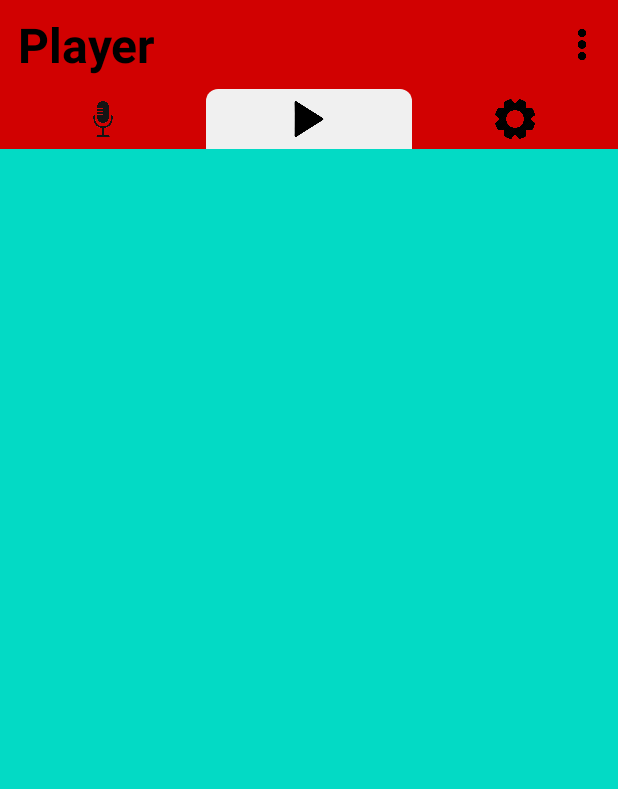
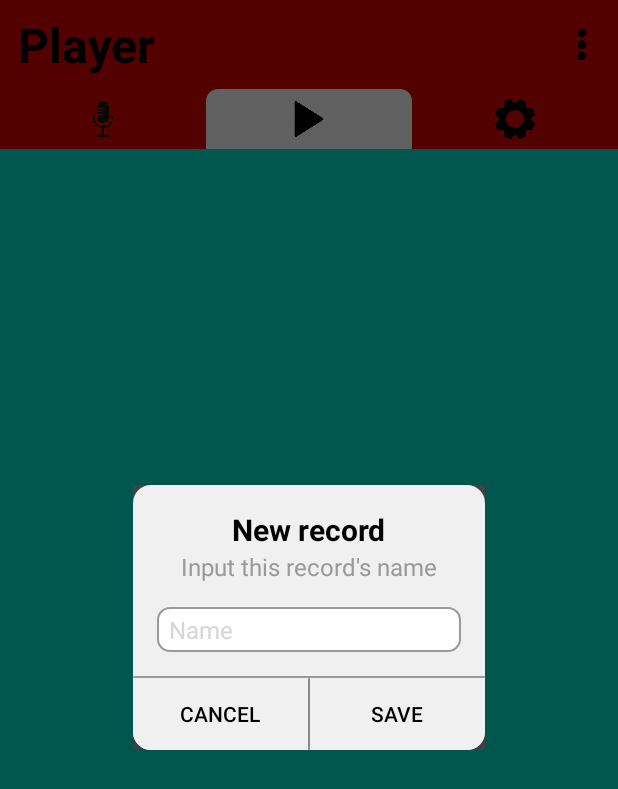
Before and after one commit to finn-cg/VoiceRecorder, an Android app: the MainStream screen opened directly, with no data from a screen before it, after a tap on an icon or button, on a phone screen of 412 x 824 dp. Shown: the top 789 px of the screen. Run offline under Robolectric (Android 15) with nearby library versions, the phone set to English and light mode, and no system bars; 2 other taps on this screen came first.

Commit message:
Make record function

```diff
--- a/app/src/main/java/finn/academic/voicerecorder/fragment/FragmentRecorder.java
+++ b/app/src/main/java/finn/academic/voicerecorder/fragment/FragmentRecorder.java
@@ -1,18 +1,35 @@
 package finn.academic.voicerecorder.fragment;
 
 import android.Manifest;
+import android.app.Dialog;
+import android.content.pm.PackageManager;
+import android.media.MediaRecorder;
 import android.os.Bundle;
+import android.os.SystemClock;
 import android.view.LayoutInflater;
 import android.view.View;
 import android.view.ViewGroup;
 
 import androidx.annotation.NonNull;
 import androidx.annotation.Nullable;
+import androidx.core.app.ActivityCompat;
+
 import android.app.Fragment;
 import android.view.animation.Animation;
 import android.view.animation.AnimationUtils;
+import android.widget.Button;
+import android.widget.Chronometer;
+import android.widget.EditText;
 import android.widget.ImageView;
 import android.widget.RelativeLayout;
+import android.widget.TextView;
+import android.widget.Toast;
+
+import java.io.File;
+import java.io.IOException;
+import java.text.SimpleDateFormat;
+import java.util.Date;
+import java.util.Locale;
 
 import finn.academic.voicerecorder.R;
 
@@ -21,6 +38,15 @@ public class FragmentRecorder extends Fragment {
     private RelativeLayout recordButtonInside;
     private ImageView iconRecord;
     private Boolean startRecord;
+    private boolean isRecording = false;
+    private String recordPermission = Manifest.permission.RECORD_AUDIO;
+    private int PERMISSION_CODE = 101;
+    private MediaRecorder mediaRecorder;
+    private String recordFile;
+    private Chronometer timer;
+    private TextView hourRecord, minuteRecord, secondRecord;
+    private String recordPath, recordPathAbs, recordFormat;
+    private EditText newRecordName;
 
     @Nullable
     @Override
@@ -42,11 +68,24 @@ public class FragmentRecorder extends Fragment {
                     view.startAnimation(animScaleOutside);
                     recordButtonInside.startAnimation(animScaleInside);
                     startRecord = false;
+
                 } else {
                     iconRecord.setImageResource(R.drawable.logo);
                     view.clearAnimation();
                     recordButtonInside.clearAnimation();
                     startRecord = true;
+                }
+                if (isRecording) {
+                    //Stop recording
+                    StopRecording();
+                    isRecording = false;
+                }
+                else {
+                    //Start recording
+                    if (checkPermissions()) {
+                        StartRecording();
+                        isRecording = true;
+                    }
                 }
             }
         });
@@ -57,6 +96,99 @@ public class FragmentRecorder extends Fragment {
     private void SetUp(View view) {
         recordButton = view.findViewById(R.id.recordButtonOutside);
         recordButtonInside = view.findViewById(R.id.recordButtonInside);
+        timer = view.findViewById(R.id.record_timer);
+        hourRecord = view.findViewById(R.id.hourRecord);
+        minuteRecord = view.findViewById(R.id.minuteRecord);
+        secondRecord = view.findViewById(R.id.secondRecord);
         iconRecord = view.findViewById(R.id.iconRecord);
     }
+    private boolean checkPermissions() {
+        if (ActivityCompat.checkSelfPermission(getContext(), Manifest.permission.RECORD_AUDIO) == PackageManager.PERMISSION_GRANTED) {
+            return true;
+        }
+        else {
+            ActivityCompat.requestPermissions(getActivity(),new String[] {recordPermission}, PERMISSION_CODE);
+            return false;
+        }
+    }
+    private void StartRecording() {
+        timer.setBase(SystemClock.elapsedRealtime()); //Get base on system real time
+        timer.start(); //Start timer
+
+        recordPath = getActivity().getExternalFilesDir("/").getAbsolutePath(); //Set record path
+        SimpleDateFormat formatter = new SimpleDateFormat("yyyy_MM_dd_hh:mm:ss", Locale.JAPAN);
+        Date now = new Date();
+        recordFile = "Recording_" + formatter.format(now) + ".3gp";
+        recordFormat = ".3gp";
+
+        mediaRecorder = new MediaRecorder();
+        mediaRecorder.setAudioSource(MediaRecorder.AudioSource.MIC); //Get audio source from mic
+        mediaRecorder.setOutputFormat(MediaRecorder.OutputFormat.THREE_GPP); //Set output format to 3gp
+        recordPathAbs = recordPath + "/" + recordFile;
+        mediaRecorder.setOutputFile(recordPathAbs);
+        mediaRecorder.setAudioEncoder(MediaRecorder.AudioEncoder.AMR_NB); //Set audio encoder to AMR_NB
+
+        try {
+            mediaRecorder.prepare();
+            mediaRecorder.start();
+        } catch (IllegalStateException ise) {}
+        catch (IOException e) {
+            e.printStackTrace();
+        }
+    }
+
+    private void StopRecording() {
+        timer.stop(); //Stop timer
+
+        mediaRecorder.stop(); //Stop record
+        mediaRecorder.release();
+        mediaRecorder = null;
+        showSaveRecordDialog();
+    }
+
+    private void showSaveRecordDialog() {
+        final Dialog dialog = new Dialog(getContext());
+        dialog.setContentView(R.layout.dialog_save_record);
+        dialog.setCanceledOnTouchOutside(false);
+
+        Button cancel = dialog.findViewById(R.id.cancelSaveRecord);
+        Button save = dialog.findViewById(R.id.saveRecord);
+
+        cancel.setOnClickListener(new View.OnClickListener() {
+            @Override
+            public void onClick(View view) {
+                dialog.dismiss();
+                File file = new File(recordPathAbs);
+                if (file.exists()){
+                    file.delete();
+                }
+            }
+        });
+
+        save.setOnClickListener(new View.OnClickListener() {
+            @Override
+            public void onClick(View view) {
+                File dir = new File(recordPath+"/");
+                newRecordName = (EditText) dialog.findViewById(R.id.newRecordName);
+                if(dir.exists()){
+                    File from = new File(dir,recordFile);
+                    File to = new File(dir,newRecordName.getText().toString() + recordFormat);
+                    if(from.exists()) {
+                        from.renameTo(to);
+                        dialog.dismiss();
+                    }
+
+                }
+            }
+        });
+        dialog.show();
+    }
+
+    @Override
+    public void onStop() {
+        super.onStop();
+        if (isRecording) {
+            StopRecording();
+        }
+    }
 }
--- a/app/src/main/res/layout/activity_main_stream.xml
+++ b/app/src/main/res/layout/activity_main_stream.xml
@@ -48,10 +48,10 @@
             <ImageView
                 android:id="@+id/startRecording"
                 android:layout_width="fill_parent"
-                android:layout_height="40dp"
+                android:layout_height="match_parent"
+                android:layout_weight=".33333333"
                 android:padding="4dp"
-                android:layout_weight=".33333333"
-                android:src="@drawable/mic"/>
+                android:src="@drawable/mic" />
 
             <ImageView
                 android:id="@+id/listRecords"
--- /dev/null
+++ b/app/src/main/res/layout/dialog_save_record.xml
@@ -0,0 +1,89 @@
+<?xml version="1.0" encoding="utf-8"?>
+<LinearLayout
+    android:layout_width="fill_parent"
+    android:layout_height="fill_parent"
+    android:gravity="center"
+    android:orientation="vertical"
+    android:background="@drawable/custom_diaglog"
+    xmlns:android="http://schemas.android.com/apk/res/android">
+
+    <TextView
+        android:layout_width="wrap_content"
+        android:layout_height="wrap_content"
+        android:text="@string/new_record"
+        android:textSize="20dp"
+        android:textStyle="bold"
+        android:textColor="@color/black"
+        android:layout_marginTop="16dp"/>
+
+    <TextView
+        android:layout_width="wrap_content"
+        android:layout_height="wrap_content"
+        android:text="@string/input_record_name"
+        android:textSize="16dp"
+        android:textColor="@color/aux_text"
+        android:layout_marginLeft="32dp"
+        android:layout_marginRight="32dp"/>
+
+    <EditText
+        android:id="@+id/newRecordName"
+        android:layout_width="fill_parent"
+        android:layout_height="wrap_content"
+        android:hint="@string/name"
+        android:textColorHint="@color/grey"
+        android:textSize="16dp"
+        android:paddingLeft="8dp"
+        android:paddingRight="8dp"
+        android:paddingTop="4dp"
+        android:paddingBottom="4dp"
+        android:layout_margin="16dp"
+        android:textColor="@color/black"
+        android:background="@drawable/custom_edittext_diaglog"/>
+
+    <LinearLayout
+        android:layout_width="fill_parent"
+        android:layout_height="wrap_content"
+        android:orientation="vertical">
+
+        <View
+            android:layout_width="match_parent"
+            android:layout_height="1dp"
+            android:background="@drawable/underline"/>
+
+        <LinearLayout
+            android:layout_width="fill_parent"
+            android:layout_height="wrap_content"
+            android:gravity="center">
+
+            <Button
+                android:id="@+id/cancelSaveRecord"
+                android:layout_width="fill_parent"
+                android:layout_height="wrap_content"
+                android:layout_weight=".50"
+                android:background="@drawable/button_cancel_dialog_click"
+                android:text="@string/cancel"
+                android:paddingLeft="8dp"
+                android:paddingRight="8dp"
+                android:textColor="@color/black" />
+
+            <View
+                android:layout_width="1dp"
+                android:layout_height="fill_parent"
+                android:background="@drawable/underline"/>
+
+            <Button
+                android:id="@+id/saveRecord"
+                android:layout_width="fill_parent"
+                android:layout_height="wrap_content"
+                android:layout_weight=".50"
+                android:background="@drawable/button_save_dialog_click"
+                android:text="@string/save"
+                android:paddingLeft="8dp"
+                android:paddingRight="8dp"
+                android:textColor="@color/black"/>
+
+        </LinearLayout>
+
+    </LinearLayout>
+
+</LinearLayout>
--- a/app/src/main/res/values/strings.xml
+++ b/app/src/main/res/values/strings.xml
@@ -17,5 +17,7 @@
     <string name="player">Player</string>
     <string name="setting">Setting</string>
     <string name="press_record">Press the button to record</string>
+    <string name="new_record">New record</string>
+    <string name="input_record_name">Input this record\'s name</string>
 
 </resources>
```
Also changed, not shown: app/src/main/java/finn/academic/voicerecorder/TimeAgo.java (added, +38 -0 lines), app/src/main/res/layout/fragment_recorder.xml (+11 -3 lines), 1 other file.
